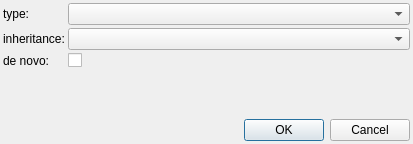
Before: the Qt Designer form src/GSvar/ReportVariantDialog.ui in imgag/ngs-bits, drawn with Qt 5.
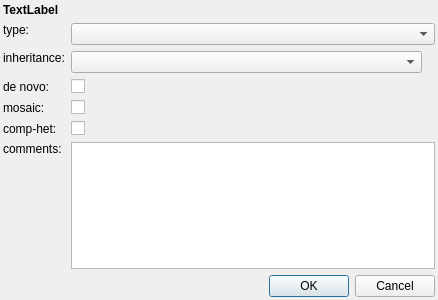
After: the same form once the commit is applied. Icons and pictures are not drawn.

```diff
--- a/src/GSvar/ReportVariantDialog.ui
+++ b/src/GSvar/ReportVariantDialog.ui
@@ -6,17 +6,18 @@
    <rect>
     <x>0</x>
     <y>0</y>
-    <width>413</width>
-    <height>144</height>
+    <width>438</width>
+    <height>300</height>
    </rect>
   </property>
   <property name="windowTitle">
    <string>Dialog</string>
   </property>
-  <layout class="QVBoxLayout" name="verticalLayout" stretch="0,1,0">
-   <property name="spacing">
-    <number>3</number>
-   </property>
+  <property name="windowIcon">
+   <iconset resource="GSvar.qrc">
+    <normaloff>:/Icons/Report.png</normaloff>:/Icons/Report.png</iconset>
+  </property>
+  <layout class="QGridLayout" name="gridLayout" columnstretch="0,1,0,0">
    <property name="leftMargin">
     <number>3</number>
    </property>
@@ -29,67 +30,129 @@
    <property name="bottomMargin">
     <number>3</number>
    </property>
-   <item>
-    <layout class="QFormLayout" name="formLayout">
-     <property name="horizontalSpacing">
-      <number>3</number>
+   <item row="2" column="0">
+    <widget class="QLabel" name="label_2">
+     <property name="text">
+      <string>inheritance:</string>
      </property>
-     <property name="verticalSpacing">
-      <number>3</number>
+     <property name="alignment">
+      <set>Qt::AlignLeading|Qt::AlignLeft|Qt::AlignTop</set>
      </property>
-     <item row="0" column="0">
-      <widget class="QLabel" name="label">
-       <property name="text">
-        <string>type:</string>
-       </property>
-      </widget>
-     </item>
-     <item row="1" column="0">
-      <widget class="QLabel" name="label_2">
-       <property name="text">
-        <string>inheritance:</string>
-       </property>
-      </widget>
-     </item>
-     <item row="2" column="1">
-      <widget class="QCheckBox" name="de_novo">
-       <property name="text">
-        <string/>
-       </property>
-      </widget>
-     </item>
-     <item row="0" column="1">
-      <widget class="QComboBox" name="type"/>
-     </item>
-     <item row="1" column="1">
-      <widget class="QComboBox" name="inheritance"/>
-     </item>
-     <item row="2" column="0">
-      <widget class="QLabel" name="label_3">
-       <property name="text">
-        <string>de novo:</string>
-       </property>
-       <property name="buddy">
-        <cstring>de_novo</cstring>
-       </property>
-      </widget>
-     </item>
-    </layout>
+    </widget>
    </item>
-   <item>
-    <spacer name="verticalSpacer">
-     <property name="orientation">
-      <enum>Qt::Vertical</enum>
+   <item row="5" column="0">
+    <widget class="QLabel" name="label_5">
+     <property name="text">
+      <string>comp-het:</string>
      </property>
-     <property name="sizeHint" stdset="0">
+    </widget>
+   </item>
+   <item row="3" column="0">
+    <widget class="QLabel" name="label_3">
+     <property name="text">
+      <string>de novo:</string>
+     </property>
+     <property name="buddy">
+      <cstring>de_novo</cstring>
+     </property>
+    </widget>
+   </item>
+   <item row="2" column="1" colspan="2">
+    <widget class="QComboBox" name="inheritance"/>
+   </item>
+   <item row="0" column="0" colspan="3">
+    <widget class="QLabel" name="variant">
+     <property name="font">
+      <font>
+       <weight>75</weight>
+       <bold>true</bold>
+      </font>
+     </property>
+     <property name="text">
+      <string>TextLabel</string>
+     </property>
+    </widget>
+   </item>
+   <item row="1" column="0">
+    <widget class="QLabel" name="label">
+     <property name="text">
+      <string>type:</string>
+     </property>
+     <property name="alignment">
+      <set>Qt::AlignLeading|Qt::AlignLeft|Qt::AlignTop</set>
+     </property>
+    </widget>
+   </item>
+   <item row="4" column="0">
+    <widget class="QLabel" name="label_4">
+     <property name="text">
+      <string>mosaic:</string>
+     </property>
+    </widget>
+   </item>
+   <item row="6" column="0">
+    <widget class="QLabel" name="label_6">
+     <property name="text">
+      <string>comments:</string>
+     </property>
+     <property name="alignment">
+      <set>Qt::AlignLeading|Qt::AlignLeft|Qt::AlignTop</set>
+     </property>
+    </widget>
+   </item>
+   <item row="2" column="3">
+    <widget class="QLabel" name="inheritance_hint">
+     <property name="sizePolicy">
+      <sizepolicy hsizetype="Preferred" vsizetype="Preferred">
+       <horstretch>0</horstretch>
+       <verstretch>0</verstretch>
+      </sizepolicy>
+     </property>
+     <property name="maximumSize">
       <size>
        <width>20</width>
-       <height>45</height>
+       <height>20</height>
       </size>
      </property>
-    </spacer>
+     <property name="text">
+      <string/>
+     </property>
+     <property name="pixmap">
+      <pixmap resource="GSvar.qrc">:/Icons/Info.png</pixmap>
+     </property>
+     <property name="scaledContents">
+      <bool>true</bool>
+     </property>
+    </widget>
    </item>
-   <item>
+   <item row="1" column="1" colspan="3">
+    <widget class="QComboBox" name="type"/>
+   </item>
+   <item row="3" column="1" colspan="3">
+    <widget class="QCheckBox" name="de_novo">
+     <property name="text">
+      <string/>
+     </property>
+    </widget>
+   </item>
+   <item row="4" column="1" colspan="3">
+    <widget class="QCheckBox" name="mosaic">
+     <property name="text">
+      <string/>
+     </property>
+    </widget>
+   </item>
+   <item row="5" column="1" colspan="3">
+    <widget class="QCheckBox" name="comp_het">
+     <property name="text">
+      <string/>
+     </property>
+    </widget>
+   </item>
+   <item row="6" column="1" colspan="3">
+    <widget class="QPlainTextEdit" name="comments"/>
+   </item>
+   <item row="7" column="0" colspan="4">
     <widget class="QDialogButtonBox" name="buttonBox">
      <property name="orientation">
       <enum>Qt::Horizontal</enum>
```
Left out of the diff: 6 changed lines with no effect on the pictures.
